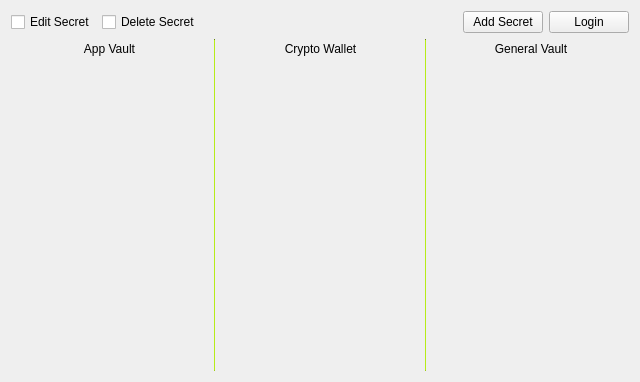
The window that designs/xml/vault_tab.ui (daniel-deru/WorkMate-3.0) describes before a commit, drawn with Qt 5.
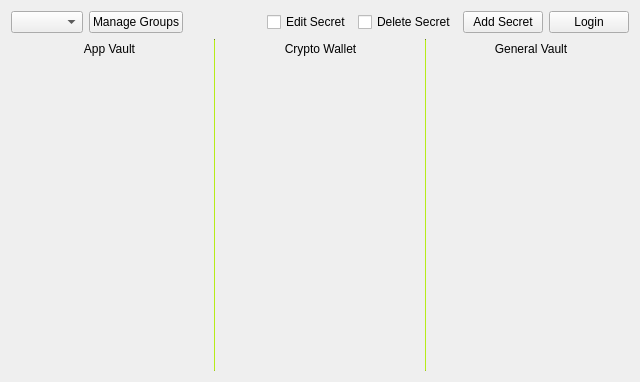
The same window after the commit.

Commit message: added new widgets to the feature windows

```diff
--- a/designs/xml/vault_tab.ui
+++ b/designs/xml/vault_tab.ui
@@ -23,25 +23,15 @@
    <item>
     <layout class="QHBoxLayout" name="hbox_controls">
      <item>
-      <widget class="QCheckBox" name="chk_edit">
-       <property name="cursor">
-        <cursorShape>PointingHandCursor</cursorShape>
-       </property>
-       <property name="text">
-        <string>Edit Secret</string>
-       </property>
-      </widget>
+      <widget class="QComboBox" name="cmb_groups"/>
      </item>
      <item>
-      <widget class="QCheckBox" name="chk_delete">
+      <widget class="QPushButton" name="btn_groups">
        <property name="cursor">
         <cursorShape>PointingHandCursor</cursorShape>
        </property>
        <property name="text">
-        <string>Delete Secret</string>
-       </property>
-       <property name="tristate">
-        <bool>false</bool>
+        <string>Manage Groups</string>
        </property>
       </widget>
      </item>
@@ -58,6 +48,29 @@
        </property>
       </spacer>
      </item>
+     <item>
+      <widget class="QCheckBox" name="chk_edit">
+       <property name="cursor">
+        <cursorShape>PointingHandCursor</cursorShape>
+       </property>
+       <property name="text">
+        <string>Edit Secret</string>
+       </property>
+      </widget>
+     </item>
+     <item>
+      <widget class="QCheckBox" name="chk_delete">
+       <property name="cursor">
+        <cursorShape>PointingHandCursor</cursorShape>
+       </property>
+       <property name="text">
+        <string>Delete Secret</string>
+       </property>
+       <property name="tristate">
+        <bool>false</bool>
+       </property>
+      </widget>
+     </item>
      <item>
       <widget class="QPushButton" name="btn_add">
        <property name="cursor">
```
The commit also changes 7 other files.
